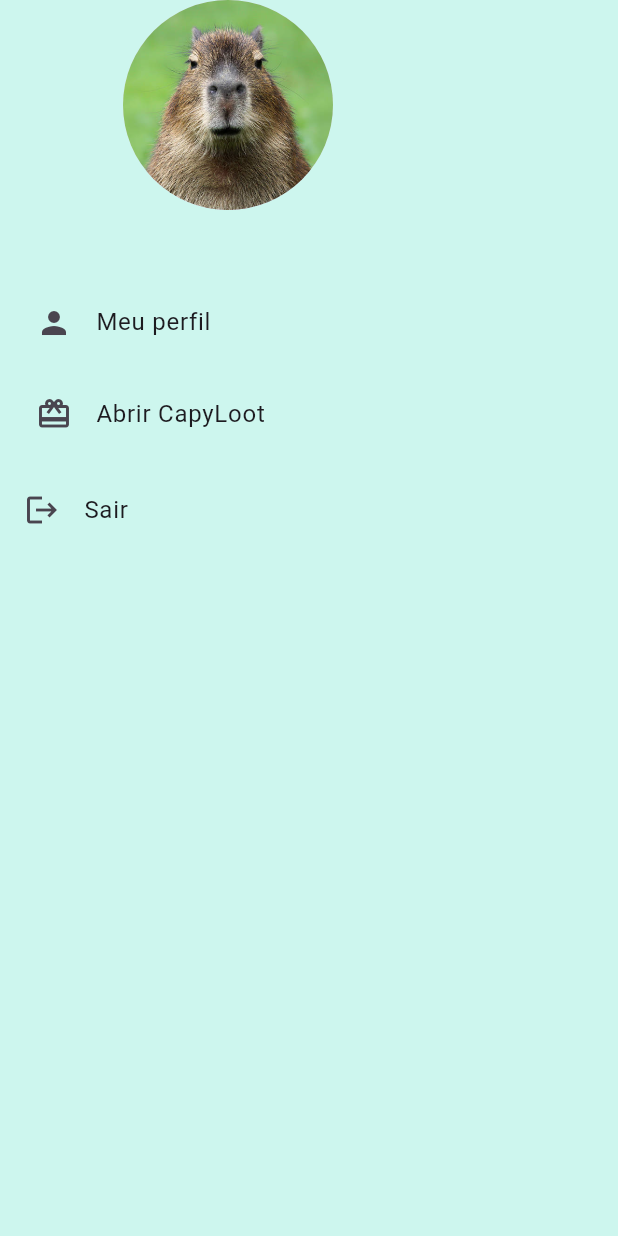
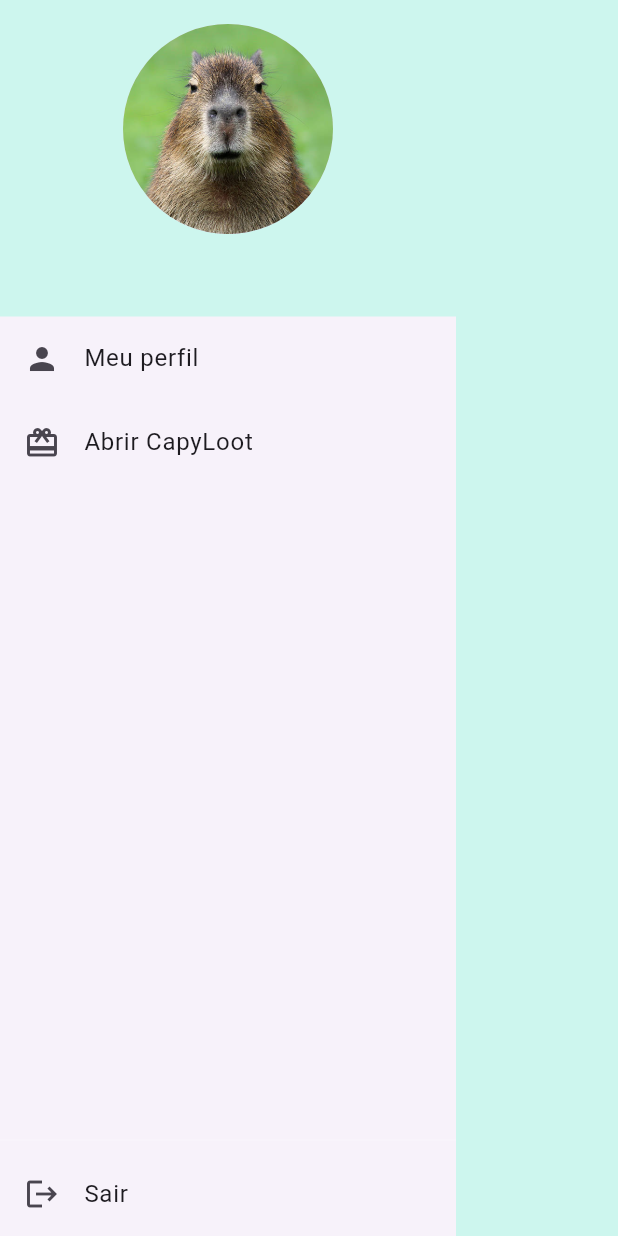
Before and after one commit to Joao-Kleber-Linhalis/desafio_capyba, a Flutter app: the DrawerWidget widget shown alone on an empty page, opened directly, on a phone screen of 412 x 824 dp. Run offline on Flutter 3.47's test engine with Material 3 defaults, Android fonts, the phone set to English and light mode, and no system bars; our stand-ins replace cached_network_image, cloud_firestore, firebase_auth, firebase_core, firebase_storage, image_picker; accounts and stored records are empty.

Commit message:
change color only for the header

```diff
--- a/lib/features/index/widgets/drawer_widget.dart
+++ b/lib/features/index/widgets/drawer_widget.dart
@@ -15,9 +15,7 @@
   Widget build(BuildContext context) {
     final user = Provider.of<AuthProvider>(context).userModel;
     return Drawer(
-        backgroundColor: AppColors.scaffoldBackgroundColor,
       shape: const Border(),
-        child: SingleChildScrollView(
       child: Column(
         crossAxisAlignment: CrossAxisAlignment.stretch,
         children: [
@@ -26,17 +24,14 @@
             imageUrl: user.photoUrl,
             name: user.name,
           ),
-              buildMenuItems(context),
-              ListTile(
-                leading: Icon(Icons.logout),
-                title: Text("Sair"),
-                onTap: () {
-                  Provider.of<AuthProvider>(context, listen: false).logout();
-                },
+          Expanded(
+            child: buildMenuItems(context),
           ),
+          const Divider(color: Colors.white24),
+          buildLogoutItem(context),
         ],
       ),
-        ));
+    );
   }
 
   Widget buildHeader({
@@ -45,22 +40,21 @@
     required String name,
   }) {
     return Container(
+      color: AppColors.scaffoldBackgroundColor,
       padding: EdgeInsets.only(
-        top: MediaQuery.of(context).padding.top,
+        top: MediaQuery.of(context).padding.top + 16,
+        bottom: 16,
       ),
       child: Column(
-        spacing: 10,
         children: [
           GestureDetector(
-            onTap: () {
-              //Feedback de toque, emiti o som de clique
-              Feedback.forTap(context);
-            },
+            onTap: () => Feedback.forTap(context),
             child: CircleAvatarWidget(
               imageUrl: imageUrl,
               radius: 70,
             ),
           ),
+          const SizedBox(height: 10),
           Text(
             name,
             textAlign: TextAlign.center,
@@ -73,20 +67,28 @@
   }
 
   Widget buildMenuItems(BuildContext context) {
-    return Padding(
-      padding: const EdgeInsets.all(8.0),
-      child: Wrap(
-        runSpacing: 5,
-        children: controller.drawerOptions.map((option) {
+    return ListView.builder(
+      itemCount: controller.drawerOptions.length,
+      itemBuilder: (context, index) {
+        final option = controller.drawerOptions[index];
         return ListTile(
           leading: Icon(option.icon),
           title: Text(option.title),
-            onTap: (){
+          onTap: () {
             Navigator.of(context).pushNamed(option.route);
           },
         );
-        }).toList(),
-      ),
+      },
+    );
+  }
+
+  Widget buildLogoutItem(BuildContext context) {
+    return ListTile(
+      leading: const Icon(Icons.logout),
+      title: const Text("Sair"),
+      onTap: () {
+        Provider.of<AuthProvider>(context, listen: false).logout();
+      },
     );
   }
 }
```
Lines whose indentation alone changed are shown as unchanged.
